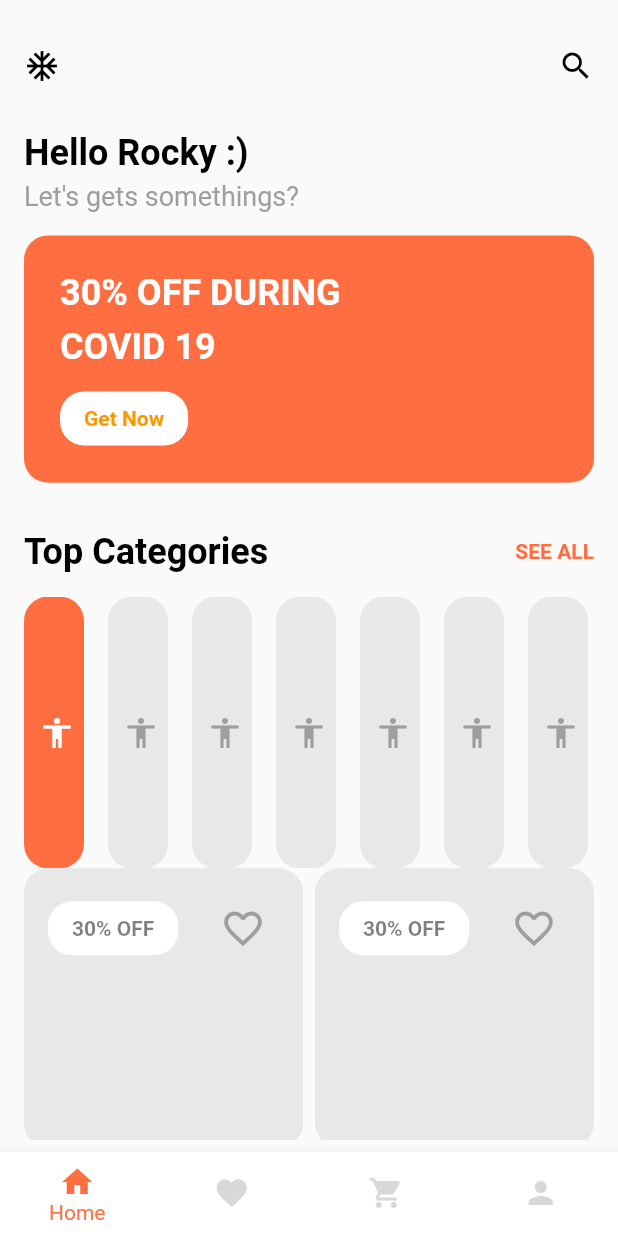
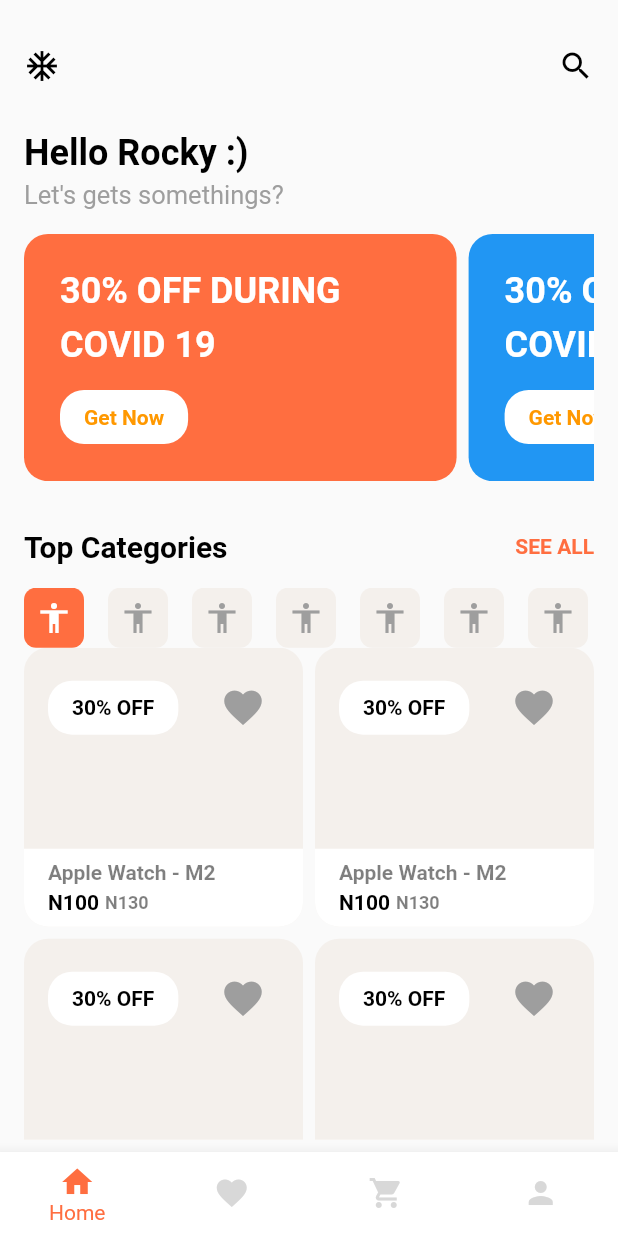
Before and after one commit to EbhomenyeEmmanuel/shopping_app, a Flutter app: the screen it shows after launch, on a phone screen of 412 x 824 dp. Run offline on Flutter 3.47's test engine with Material 2 defaults, Android fonts, the phone set to English and light mode, and no system bars.

Commit message:
Design of shopping_item_thumbnail.dart continued. Curved card was added to the bottom of the parent container. Advert card made into a listview.

```diff
--- a/lib/components/shopping_item_thumbnail.dart
+++ b/lib/components/shopping_item_thumbnail.dart
@@ -13,14 +13,15 @@ class _ShoppingItemThumbnailState extends State<ShoppingItemThumbnail> {
   @override
   Widget build(BuildContext context) {
     return Container(
-      padding: const EdgeInsets.all(8),
       decoration: BoxDecoration(
           borderRadius: const BorderRadius.all(Radius.circular(16)),
-          color: Colors.grey.withOpacity(0.2)),
+          color: Color(0xFFf4f0ec)),
       child: Column(
+        crossAxisAlignment: CrossAxisAlignment.start,
+        mainAxisAlignment: MainAxisAlignment.spaceBetween,
         children: [
           Padding(
-            padding: const EdgeInsets.all(8),
+            padding: const EdgeInsets.all(16),
             child: Row(
               mainAxisAlignment: MainAxisAlignment.spaceBetween,
               children: [
@@ -33,13 +34,12 @@ class _ShoppingItemThumbnailState extends State<ShoppingItemThumbnail> {
                   child: Text(
                     "30% OFF",
                     style: TextStyle(
-                        color: Colors.black.withOpacity(0.5),
+                        color: Colors.black,
                         fontWeight: FontWeight.bold),
                   ),
                 ),
                 IconButton(
-                  icon: Icon(
-                      _isFavorited ? Icons.favorite : Icons.favorite_border),
+                  icon: const Icon( Icons.favorite),
                   iconSize: 30,
                   color: _isFavorited ? Colors.red : Colors.grey,
                   onPressed: () {
@@ -51,6 +51,52 @@ class _ShoppingItemThumbnailState extends State<ShoppingItemThumbnail> {
               ],
             ),
           ),
+          Expanded(
+              child: Container(
+            height: 150,
+            //child: ClipRect(child: Image.asset("shopping_app_assets/watch.webp")),
+          )),
+          Container(
+            padding: const EdgeInsets.symmetric(horizontal: 16, vertical: 8),
+            decoration: BoxDecoration(
+                borderRadius: const BorderRadius.only(
+                    bottomLeft: Radius.circular(16),
+                    bottomRight: Radius.circular(16)),
+                color: Colors.white),
+            child: Column(
+              crossAxisAlignment: CrossAxisAlignment.start,
+              children: [
+                Text(
+                  "Apple Watch - M2",
+                  style: TextStyle(
+                      color: Colors.black.withOpacity(0.5),
+                      fontWeight: FontWeight.bold),
+                ),
+                SizedBox(
+                  height: 4,
+                ),
+                Row(
+                  children: [
+                    Text(
+                      "N100",
+                      style: TextStyle(
+                          color: Colors.black, fontWeight: FontWeight.bold),
+                    ),
+                    SizedBox(
+                      width: 4,
+                    ),
+                    Text(
+                      "N130",
+                      style: TextStyle(
+                          fontSize: 12,
+                          color: Colors.black.withOpacity(0.5),
+                          fontWeight: FontWeight.bold),
+                    ),
+                  ],
+                ),
+              ],
+            ),
+          )
         ],
       ),
     );
--- a/lib/main.dart
+++ b/lib/main.dart
@@ -11,6 +11,7 @@ class ShoppingApp extends StatelessWidget {
   @override
   Widget build(BuildContext context) {
     return MaterialApp(
+      debugShowCheckedModeBanner: false,
       title: 'Shopping App',
       theme: ThemeData(
         primarySwatch: Colors.blue,
--- a/lib/screens/home_screen_widget.dart
+++ b/lib/screens/home_screen_widget.dart
@@ -43,19 +43,155 @@ class HomeScreenWidget extends StatelessWidget {
           const Text(
             "Let's gets somethings?",
             style: TextStyle(
-              fontSize: 18,
+              fontSize: 17,
               color: Colors.grey,
             ),
           ),
           const SizedBox(
             height: 16,
           ),
-          Container(
-            constraints: BoxConstraints.expand(
-                width: screenSize.width, height: screenSize.height * 0.2),
-            decoration: const BoxDecoration(
-                borderRadius: BorderRadius.all(Radius.circular(16)),
-                color: Colors.deepOrangeAccent),
+          SizedBox(
+              height: screenSize.height * 0.2,
+              child: const ShoppingAdvertListView()),
+          const SizedBox(
+            height: 32,
+          ),
+          Row(
+            mainAxisAlignment: MainAxisAlignment.spaceBetween,
+            children: [
+              const Text("Top Categories",
+                  style: TextStyle(
+                      fontSize: 20,
+                      color: Colors.black,
+                      fontWeight: FontWeight.bold)),
+              const Text("SEE ALL",
+                  style: TextStyle(
+                      fontSize: 14,
+                      color: Colors.deepOrangeAccent,
+                      fontWeight: FontWeight.bold)),
+            ],
+          ),
+          const SizedBox(
+            height: 16,
+          ),
+          const SizedBox(height: 40, child: ShoppingCategoriesWidget()),
+          Expanded(child: ShoppingListWidget()),
+        ],
+      ),
+    ));
+  }
+}
+
+class ShoppingListWidget extends StatelessWidget {
+  const ShoppingListWidget({
+    Key? key,
+  }) : super(key: key);
+
+  @override
+  Widget build(BuildContext context) {
+    return GridView.builder(
+      gridDelegate: const SliverGridDelegateWithFixedCrossAxisCount(
+          crossAxisCount: 2, crossAxisSpacing: 8, mainAxisSpacing: 8),
+      itemBuilder: (context, index) {
+        return const ShoppingItemThumbnail();
+      },
+      itemCount: 4,
+    );
+  }
+}
+
+class ShoppingCategoriesWidget extends StatefulWidget {
+  const ShoppingCategoriesWidget({
+    Key? key,
+  }) : super(key: key);
+
+  @override
+  State<ShoppingCategoriesWidget> createState() =>
+      _ShoppingCategoriesWidgetState();
+}
+
+class _ShoppingCategoriesWidgetState extends State<ShoppingCategoriesWidget> {
+  int clickedIndex = 0;
+
+  @override
+  Widget build(BuildContext context) {
+    const List categoryImages = [
+      AssetImage('shopping_app_assets/wristwatch.png'),
+      AssetImage('shopping_app_assets/tshirt.png'),
+      AssetImage('shopping_app_assets/sneakers.png'),
+      AssetImage('shopping_app_assets/school_bag.png'),
+      AssetImage('shopping_app_assets/wristwatch.png'),
+      AssetImage('shopping_app_assets/tshirt.png'),
+      AssetImage('shopping_app_assets/sneakers.png'),
+      AssetImage('shopping_app_assets/school_bag.png'),
+    ];
+
+    return ListView.separated(
+      scrollDirection: Axis.horizontal,
+      itemBuilder: (context, index) {
+        return InkWell(
+          child: (index == clickedIndex)
+              ? Container(
+                  alignment: Alignment.center,
+                  height: 40,
+                  width: 40,
+                  padding: const EdgeInsets.all(8.0),
+                  decoration: const BoxDecoration(
+                      borderRadius: BorderRadius.all(Radius.circular(8)),
+                      color: Colors.deepOrangeAccent),
+                  // child: ImageIcon(
+                  //   categoryImages[index],
+                  //   color: Colors.white,
+                  //   size: 24,
+                  // ),
+                  child: const Icon(
+                    Icons.accessibility,
+                    color: Colors.white,
+                  ),
+                )
+              : Container(
+                  alignment: Alignment.center,
+                  height: 40,
+                  width: 40,
+                  padding: const EdgeInsets.all(8),
+                  decoration: BoxDecoration(
+                      borderRadius: const BorderRadius.all(Radius.circular(8)),
+                      color: Color(0xFFf4f0ec)),
+                  child: const Icon(
+                    Icons.accessibility,
+                    color: Colors.grey,
+                  ),
+                ),
+          onTap: () {
+            setState(() {
+              clickedIndex = index;
+            });
+          },
+        );
+      },
+      itemCount: 8,
+      separatorBuilder: (BuildContext context, int index) {
+        return SizedBox(width: 16);
+      },
+    );
+  }
+}
+
+class ShoppingAdvertListView extends StatelessWidget {
+  const ShoppingAdvertListView({Key? key}) : super(key: key);
+
+  @override
+  Widget build(BuildContext context) {
+    Size screenSize = MediaQuery.of(context).size;
+    const List listOfColor = [Colors.deepOrangeAccent, Colors.blue];
+    return ListView.separated(
+        scrollDirection: Axis.horizontal,
+        itemBuilder: (context, index) {
+          return Container(
+            constraints: BoxConstraints.expand(width: screenSize.width * 0.7),
+            decoration: BoxDecoration(
+                borderRadius: const BorderRadius.all(Radius.circular(16)),
+                color: listOfColor[index]),
             child: Padding(
               padding: const EdgeInsets.all(24.0),
               child: Column(
@@ -92,111 +228,11 @@ class HomeScreenWidget extends StatelessWidget {
                 ],
               ),
             ),
-          ),
-          const SizedBox(
-            height: 32,
-          ),
-          Row(
-            mainAxisAlignment: MainAxisAlignment.spaceBetween,
-            children: [
-              const Text("Top Categories",
-                  style: TextStyle(
-                      fontSize: 24,
-                      color: Colors.black,
-                      fontWeight: FontWeight.bold)),
-              const Text("SEE ALL",
-                  style: TextStyle(
-                      fontSize: 14,
-                      color: Colors.deepOrangeAccent,
-                      fontWeight: FontWeight.bold)),
-            ],
-          ),
-          const SizedBox(
-            height: 16,
-          ),
-          const Expanded(child: ShoppingCategoriesWidget()),
-          Expanded(child: ShoppingListWidget()),
-        ],
-      ),
-    ));
+          );
+        },
+        itemCount: 2,
+        separatorBuilder: (BuildContext context, int index) {
+          return SizedBox(width: 8);
+        });
   }
 }
-
-class ShoppingListWidget extends StatelessWidget {
-  const ShoppingListWidget({
-    Key? key,
-  }) : super(key: key);
-
-  @override
-  Widget build(BuildContext context) {
-    return GridView.builder(
-      gridDelegate:
-          const SliverGridDelegateWithFixedCrossAxisCount(crossAxisCount: 2, crossAxisSpacing: 8, mainAxisSpacing: 8),
-      itemBuilder: (context, index) {
-        return const ShoppingItemThumbnail();
-      },
-      itemCount: 4,
-    );
-  }
-}
-
-class ShoppingCategoriesWidget extends StatefulWidget {
-  const ShoppingCategoriesWidget({
-    Key? key,
-  }) : super(key: key);
-
-  @override
-  State<ShoppingCategoriesWidget> createState() =>
-      _ShoppingCategoriesWidgetState();
-}
-
-class _ShoppingCategoriesWidgetState extends State<ShoppingCategoriesWidget> {
-  int clickedIndex = 0;
-
-  @override
-  Widget build(BuildContext context) {
-    return ListView.separated(
-      scrollDirection: Axis.horizontal,
-      itemBuilder: (context, index) {
-        return InkWell(
-          child: (index == clickedIndex)
-              ? Container(
-                  height: 40,
-                  width: 40,
-                  padding: const EdgeInsets.symmetric(
-                      vertical: 10.0, horizontal: 10.0),
-                  decoration: const BoxDecoration(
-                      borderRadius: BorderRadius.all(Radius.circular(16)),
-                      color: Colors.deepOrangeAccent),
-                  child: const Icon(
-                    Icons.accessibility,
-                    color: Colors.white,
-                  ),
-                )
-              : Container(
-                  height: 40,
-                  width: 40,
-                  padding: const EdgeInsets.symmetric(
-                      vertical: 10.0, horizontal: 10.0),
-                  decoration: BoxDecoration(
-                      borderRadius: const BorderRadius.all(Radius.circular(16)),
-                      color: Colors.grey.withOpacity(0.2)),
-                  child: const Icon(
-                    Icons.accessibility,
-                    color: Colors.grey,
-                  ),
-                ),
-          onTap: () {
-            setState(() {
-              clickedIndex = index;
-            });
-          },
-        );
-      },
-      itemCount: 10,
-      separatorBuilder: (BuildContext context, int index) {
-        return SizedBox(width: 16);
-      },
-    );
-  }
-}
```
